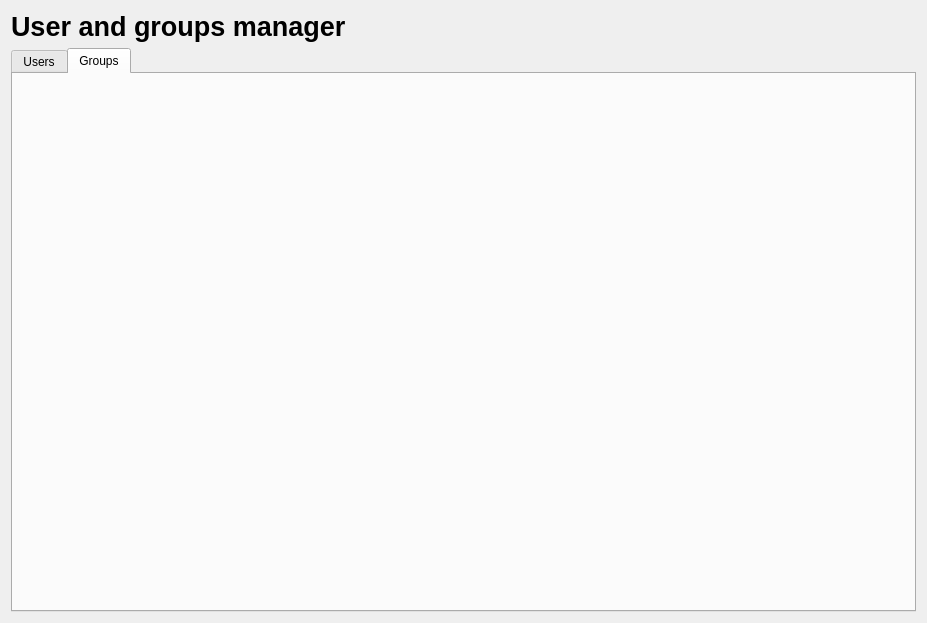
Above: archcentral/ui/designer/usergroupmanager.ui from szabatoro/archcentral-thesis before the change. Below: the same form after it.
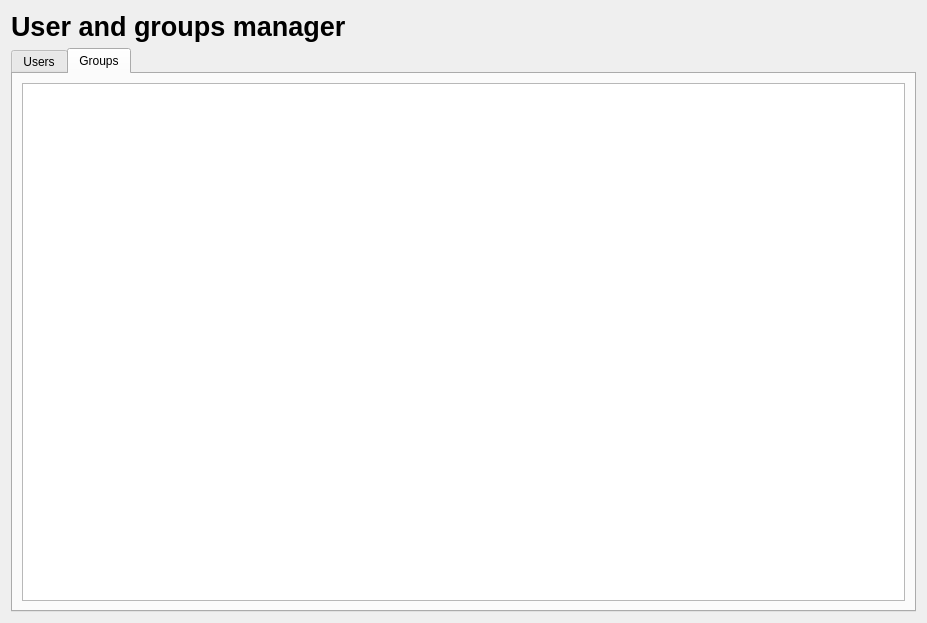
That is the form after the change. The open tabs and pages were chosen to show the change.

Commit message: added tableview to group tab and configured both tables behaviours

Diff of the .ui file:
```diff
--- a/archcentral/ui/designer/usergroupmanager.ui
+++ b/archcentral/ui/designer/usergroupmanager.ui
@@ -46,6 +46,24 @@
       <attribute name="title">
        <string>Groups</string>
       </attribute>
+      <layout class="QVBoxLayout" name="verticalLayout_3">
+       <item>
+        <widget class="QTableView" name="group_list_table">
+         <property name="selectionMode">
+          <enum>QAbstractItemView::SelectionMode::SingleSelection</enum>
+         </property>
+         <property name="selectionBehavior">
+          <enum>QAbstractItemView::SelectionBehavior::SelectRows</enum>
+         </property>
+         <attribute name="horizontalHeaderStretchLastSection">
+          <bool>true</bool>
+         </attribute>
+         <attribute name="verticalHeaderVisible">
+          <bool>false</bool>
+         </attribute>
+        </widget>
+       </item>
+      </layout>
      </widget>
     </widget>
    </item>
```
Left out of the diff: 15 changed lines with no effect on the pictures. The commit also changes 1 other file.
